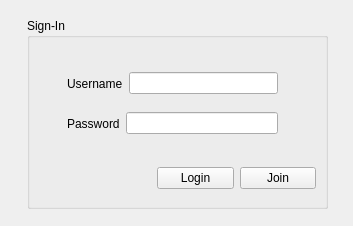
Qt form DailyFlow/logindialog.ui (VEDA-DailyFlow/DailyFlow) before a commit.
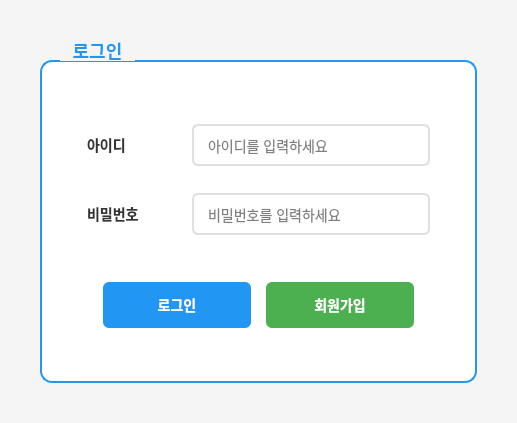
The same form after that commit.

Commit message: :art: [Style] UI 수정

Patch:
```diff
--- a/DailyFlow/logindialog.ui
+++ b/DailyFlow/logindialog.ui
@@ -1,105 +1,251 @@
 <?xml version="1.0" encoding="UTF-8"?>
 <ui version="4.0">
  <class>LoginDialog</class>
- <widget class="QWidget" name="LoginDialog">
+ <widget class="QDialog" name="LoginDialog">
   <property name="geometry">
    <rect>
     <x>0</x>
     <y>0</y>
-    <width>353</width>
-    <height>226</height>
+    <width>517</width>
+    <height>423</height>
    </rect>
   </property>
   <property name="windowTitle">
    <string>Form</string>
   </property>
-  <widget class="QGroupBox" name="groupBox">
-   <property name="geometry">
-    <rect>
-     <x>27</x>
-     <y>18</y>
-     <width>301</width>
-     <height>191</height>
-    </rect>
+  <property name="styleSheet">
+   <string>QDialog {
+    background-color: #f5f5f5;
+}
+
+QGroupBox {
+    background-color: white;
+    border: 2px solid #2196F3;
+    border-radius: 12px;
+    margin-top: 20px;
+    padding: 25px;
+    font-size: 18px;
+    font-weight: bold;
+    color: #2196F3;
+}
+
+QGroupBox::title {
+    subcontrol-origin: margin;
+    left: 20px;
+    padding: 0 10px;
+}
+
+QLabel {
+    font-size: 14px;
+    font-weight: bold;
+    color: #333;
+    min-width: 90px;
+}
+
+QLineEdit {
+    padding: 10px 12px;
+    border: 2px solid #e0e0e0;
+    border-radius: 6px;
+    background-color: white;
+    font-size: 14px;
+}
+
+QLineEdit:focus {
+    border: 2px solid #2196F3;
+}
+
+QPushButton {
+    background-color: #2196F3;
+    color: white;
+    border: none;
+    padding: 12px 24px;
+    border-radius: 6px;
+    font-weight: bold;
+    font-size: 14px;
+    min-width: 100px;
+}
+
+QPushButton:hover {
+    background-color: #1976D2;
+}
+
+QPushButton:pressed {
+    background-color: #1565C0;
+}
+
+QPushButton#joinButton {
+    background-color: #4CAF50;
+}
+
+QPushButton#joinButton:hover {
+    background-color: #45a049;
+}
+
+QPushButton#joinButton:pressed {
+    background-color: #3d8b40;
+}</string>
+  </property>
+  <layout class="QVBoxLayout" name="mainLayout">
+   <property name="spacing">
+    <number>0</number>
    </property>
-   <property name="title">
-    <string>Sign-In</string>
+   <property name="leftMargin">
+    <number>40</number>
    </property>
-   <widget class="QWidget" name="horizontalLayoutWidget">
-    <property name="geometry">
-     <rect>
-      <x>40</x>
-      <y>50</y>
-      <width>211</width>
-      <height>31</height>
-     </rect>
-    </property>
-    <layout class="QHBoxLayout" name="horizontalLayout">
-     <item>
-      <widget class="QLabel" name="usernameLabel">
-       <property name="text">
-        <string>Username</string>
-       </property>
-      </widget>
-     </item>
-     <item>
-      <widget class="QLineEdit" name="usernameLineEdit"/>
-     </item>
-    </layout>
-   </widget>
-   <widget class="QWidget" name="horizontalLayoutWidget_3">
-    <property name="geometry">
-     <rect>
-      <x>130</x>
-      <y>140</y>
-      <width>159</width>
-      <height>41</height>
-     </rect>
-    </property>
-    <layout class="QHBoxLayout" name="horizontalLayout_3">
-     <item>
-      <widget class="QPushButton" name="loginButton">
-       <property name="text">
-        <string>Login</string>
-       </property>
-      </widget>
-     </item>
-     <item>
-      <widget class="QPushButton" name="joinButton">
-       <property name="text">
-        <string>Join</string>
-       </property>
-      </widget>
-     </item>
-    </layout>
-   </widget>
-   <widget class="QWidget" name="horizontalLayoutWidget_2">
-    <property name="geometry">
-     <rect>
-      <x>40</x>
-      <y>90</y>
-      <width>211</width>
-      <height>31</height>
-     </rect>
-    </property>
-    <layout class="QHBoxLayout" name="horizontalLayout_2">
-     <item>
-      <widget class="QLabel" name="passwordLabel">
-       <property name="text">
-        <string>Password</string>
-       </property>
-      </widget>
-     </item>
-     <item>
-      <widget class="QLineEdit" name="passwordLineEdit">
-       <property name="echoMode">
-        <enum>QLineEdit::EchoMode::Password</enum>
-       </property>
-      </widget>
-     </item>
-    </layout>
-   </widget>
-  </widget>
+   <property name="topMargin">
+    <number>40</number>
+   </property>
+   <property name="rightMargin">
+    <number>40</number>
+   </property>
+   <property name="bottomMargin">
+    <number>40</number>
+   </property>
+   <item>
+    <widget class="QGroupBox" name="loginGroupBox">
+     <property name="title">
+      <string>로그인</string>
+     </property>
+     <layout class="QVBoxLayout" name="groupBoxLayout">
+      <property name="spacing">
+       <number>20</number>
+      </property>
+      <property name="leftMargin">
+       <number>20</number>
+      </property>
+      <property name="topMargin">
+       <number>30</number>
+      </property>
+      <property name="rightMargin">
+       <number>20</number>
+      </property>
+      <property name="bottomMargin">
+       <number>20</number>
+      </property>
+      <item>
+       <layout class="QHBoxLayout" name="usernameLayout">
+        <property name="spacing">
+         <number>15</number>
+        </property>
+        <item>
+         <widget class="QLabel" name="usernameLabel">
+          <property name="text">
+           <string>아이디</string>
+          </property>
+         </widget>
+        </item>
+        <item>
+         <widget class="QLineEdit" name="usernameLineEdit">
+          <property name="placeholderText">
+           <string>아이디를 입력하세요</string>
+          </property>
+         </widget>
+        </item>
+       </layout>
+      </item>
+      <item>
+       <layout class="QHBoxLayout" name="passwordLayout">
+        <property name="spacing">
+         <number>15</number>
+        </property>
+        <item>
+         <widget class="QLabel" name="passwordLabel">
+          <property name="text">
+           <string>비밀번호</string>
+          </property>
+         </widget>
+        </item>
+        <item>
+         <widget class="QLineEdit" name="passwordLineEdit">
+          <property name="echoMode">
+           <enum>QLineEdit::EchoMode::Password</enum>
+          </property>
+          <property name="placeholderText">
+           <string>비밀번호를 입력하세요</string>
+          </property>
+         </widget>
+        </item>
+       </layout>
+      </item>
+      <item>
+       <spacer name="verticalSpacer">
+        <property name="orientation">
+         <enum>Qt::Orientation::Vertical</enum>
+        </property>
+        <property name="sizeType">
+         <enum>QSizePolicy::Policy::Fixed</enum>
+        </property>
+        <property name="sizeHint" stdset="0">
+         <size>
+          <width>20</width>
+          <height>20</height>
+         </size>
+        </property>
+       </spacer>
+      </item>
+      <item>
+       <layout class="QHBoxLayout" name="buttonLayout">
+        <property name="spacing">
+         <number>15</number>
+        </property>
+        <item>
+         <spacer name="horizontalSpacer">
+          <property name="orientation">
+           <enum>Qt::Orientation::Horizontal</enum>
+          </property>
+          <property name="sizeHint" stdset="0">
+           <size>
+            <width>40</width>
+            <height>20</height>
+           </size>
+          </property>
+         </spacer>
+        </item>
+        <item>
+         <widget class="QPushButton" name="loginButton">
+          <property name="minimumSize">
+           <size>
+            <width>148</width>
+            <height>45</height>
+           </size>
+          </property>
+          <property name="text">
+           <string>로그인</string>
+          </property>
+         </widget>
+        </item>
+        <item>
+         <widget class="QPushButton" name="joinButton">
+          <property name="minimumSize">
+           <size>
+            <width>148</width>
+            <height>45</height>
+           </size>
+          </property>
+          <property name="text">
+           <string>회원가입</string>
+          </property>
+         </widget>
+        </item>
+        <item>
+         <spacer name="horizontalSpacer_2">
+          <property name="orientation">
+           <enum>Qt::Orientation::Horizontal</enum>
+          </property>
+          <property name="sizeHint" stdset="0">
+           <size>
+            <width>40</width>
+            <height>20</height>
+           </size>
+          </property>
+         </spacer>
+        </item>
+       </layout>
+      </item>
+     </layout>
+    </widget>
+   </item>
+  </layout>
  </widget>
  <resources/>
  <connections/>
```
Left out of the diff: 2 changed lines with no effect on the pictures. The commit also changes 4 other files.
